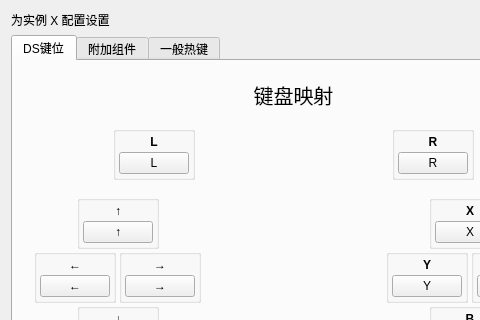
First picture: the form in src/frontend/qt_sdl/InputConfig/InputConfigDialog.ui, repository melonDS-emu/melonDS, before the edit; both pictures show x 0 to 480 and y 0 to 320 of the 587 by 539 pixel window.
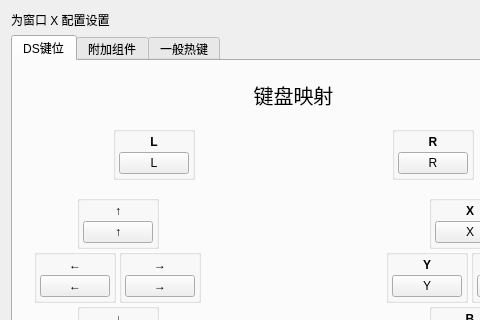
Second picture: the form after the edit. Icons and pictures are not drawn.

Diff of the .ui file:
```diff
--- a/src/frontend/qt_sdl/InputConfig/InputConfigDialog.ui
+++ b/src/frontend/qt_sdl/InputConfig/InputConfigDialog.ui
@@ -2324,7 +2324,7 @@
    <item row="0" column="0">
     <widget class="QLabel" name="lblInstanceNum">
      <property name="text">
-      <string>为实例 X 配置设置</string>
+      <string>为窗口 X 配置设置</string>
      </property>
     </widget>
    </item>
```
